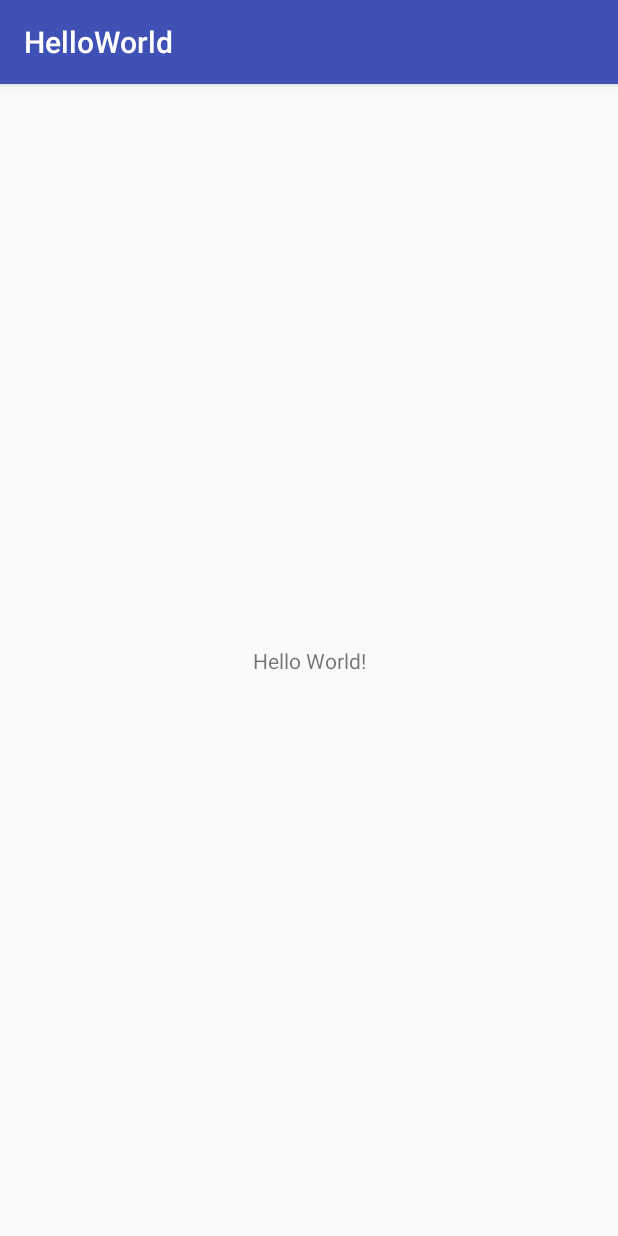
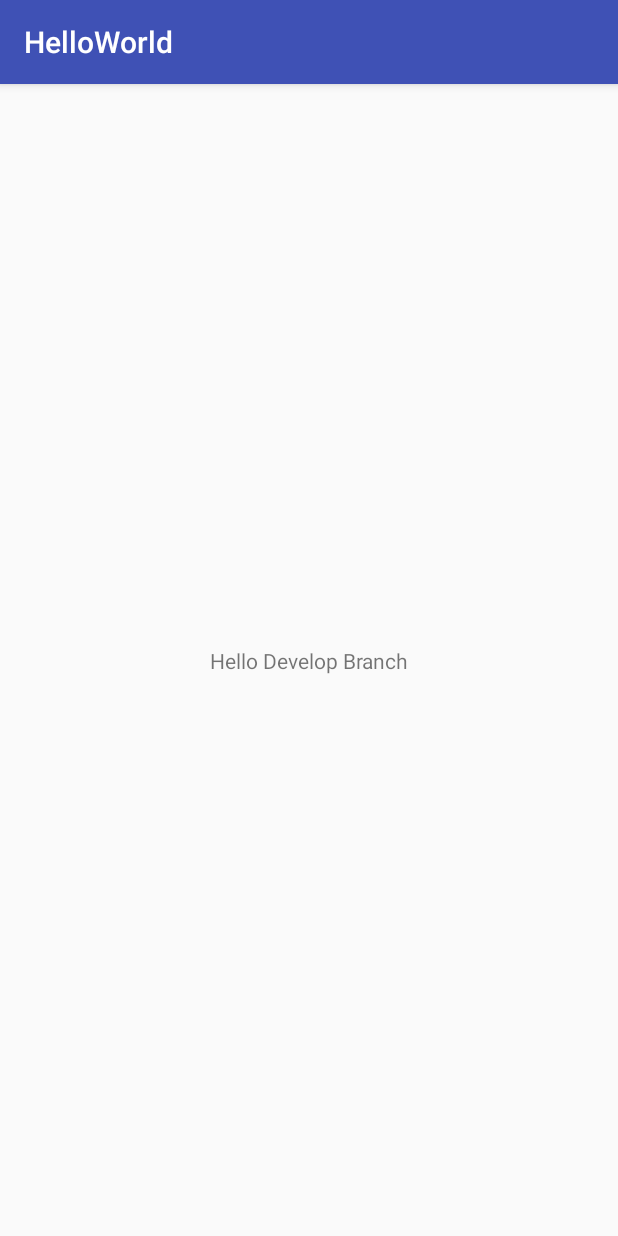
Before and after one commit to a26882681/106NTUT_ApplicationSoftwareDesign_Lab_1, an Android app: the screen it shows after launch (MainActivity), on a phone screen of 412 x 824 dp. Run offline under Robolectric (Android 15) with nearby library versions, the phone set to English and light mode, and no system bars.

Commit message:
Edit TextView

```diff
--- a/app/src/main/res/layout/activity_main.xml
+++ b/app/src/main/res/layout/activity_main.xml
@@ -9,7 +9,7 @@
     <TextView
         android:layout_width="wrap_content"
         android:layout_height="wrap_content"
-        android:text="Hello World!"
+        android:text="Hello Develop Branch"
         app:layout_constraintBottom_toBottomOf="parent"
         app:layout_constraintLeft_toLeftOf="parent"
         app:layout_constraintRight_toRightOf="parent"
```
Also changed, not shown: 1 other file.
